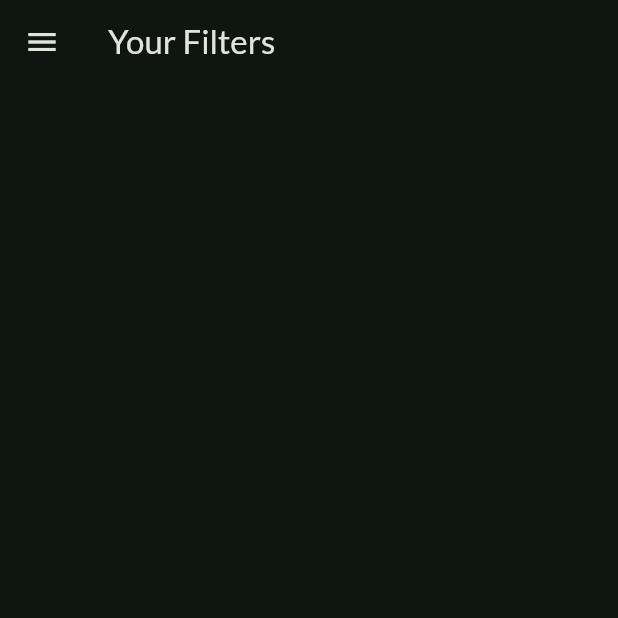
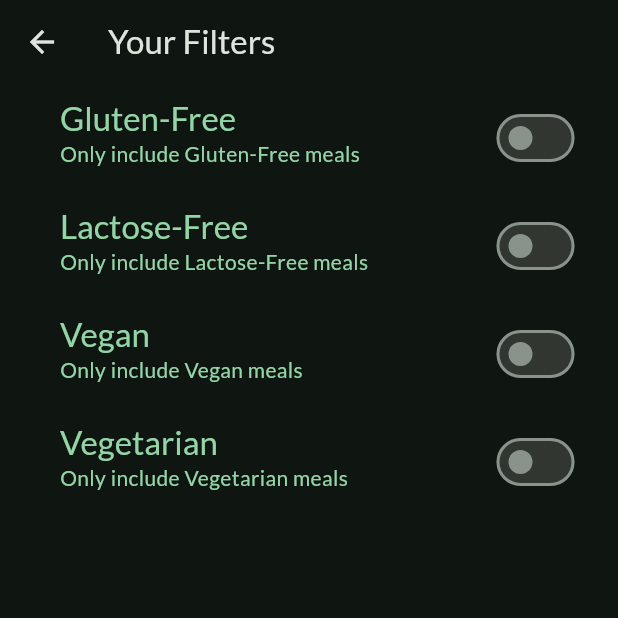
Before and after one commit to AbdelrahmanMasoudTaha/Meal-App, a Flutter app: the FiltersScreen screen opened directly, on a phone screen of 412 x 824 dp, the top half of it. Run offline on Flutter 3.47's test engine with Material 3 defaults, Android fonts, the phone set to English and light mode, and no system bars; our stand-ins replace google_fonts, transparent_image; missing offline and left inert: dart:ffi.

Commit message:
Start with filter screen

```diff
--- a/lib/main.dart
+++ b/lib/main.dart
@@ -18,7 +18,7 @@ class MyApp extends StatelessWidget {
       theme: ThemeData(
         colorScheme: ColorScheme.fromSeed(
             brightness: Brightness.dark,
-            seedColor: Color.fromARGB(255, 32, 207, 125)),
+            seedColor: const Color.fromARGB(255, 32, 207, 125)),
         textTheme: GoogleFonts.latoTextTheme(),
         useMaterial3: true,
       ),
--- a/lib/screens/filters_screen.dart
+++ b/lib/screens/filters_screen.dart
@@ -1,6 +1,4 @@
 import 'package:flutter/material.dart';
-import 'package:meal/screens/tabs_screen.dart';
-import 'package:meal/widgets/main_drawer.dart';
 
 class FiltersScreen extends StatefulWidget {
   const FiltersScreen({super.key});
@@ -9,25 +7,114 @@ class FiltersScreen extends StatefulWidget {
   State<FiltersScreen> createState() => _FiltersScreenState();
 }
 
+enum Filter {
+  isGlutenFree,
+  isLactoseFree,
+  isVegan,
+  isVegetarian,
+}
+
 class _FiltersScreenState extends State<FiltersScreen> {
+  bool _isGlutenFree = false;
+  bool _isLactoseFree = false;
+  bool _isVegan = false;
+  bool _isVegetarian = false;
   @override
   Widget build(BuildContext context) {
     return Scaffold(
       appBar: AppBar(
         title: const Text('Your Filters'),
       ),
-      drawer: MainDrawer(
-        onSelectScreen: (identfier) {
-          Navigator.of(context).pop();
-          if (identfier == 'meals') {
-            Navigator.of(context).pushReplacement(
-                MaterialPageRoute(builder: (ctx) => const TabsScreen()));
-          }
+      // drawer: MainDrawer(
+      //   onSelectScreen: (identfier) {
+      //     N
+      //     if (identfier == 'meals') {
+      //       Navigator.of(context).pushReplacement(
+      //           MaterialPageRoute(builder: (ctx) => const TabsScreen()));
+      //     }
+      //   },
+      // ),
+      body: WillPopScope(
+        onWillPop: () async {
+          Navigator.of(context).pop({
+            Filter.isGlutenFree: _isGlutenFree,
+            Filter.isLactoseFree: _isLactoseFree,
+            Filter.isVegan: _isVegan,
+            Filter.isVegetarian: _isVegetarian,
+          });
+          return false;
         },
-      ),
-      body: Column(
-        children: [],
+        child: Column(
+          children: [
+            custumSwitch(
+              context,
+              "Gluten-Free",
+              "Only include Gluten-Free meals",
+              _isGlutenFree,
+              (bool val) {
+                setState(() {
+                  _isGlutenFree = val;
+                });
+              },
+            ),
+            custumSwitch(
+              context,
+              "Lactose-Free",
+              "Only include Lactose-Free meals",
+              _isLactoseFree,
+              (bool val) {
+                setState(() {
+                  _isLactoseFree = val;
+                });
+              },
+            ),
+            custumSwitch(
+              context,
+              "Vegan",
+              "Only include Vegan meals",
+              _isVegan,
+              (bool val) {
+                setState(() {
+                  _isVegan = val;
+                });
+              },
+            ),
+            custumSwitch(
+              context,
+              "Vegetarian",
+              "Only include Vegetarian meals",
+              _isVegetarian,
+              (bool val) {
+                setState(() {
+                  _isVegetarian = val;
+                });
+              },
+            ),
+          ],
+        ),
       ),
     );
   }
+
+  SwitchListTile custumSwitch(BuildContext context, title, subtitle, value,
+      void Function(bool) onChanged) {
+    return SwitchListTile(
+      title: Text(
+        title,
+        style: Theme.of(context).textTheme.titleLarge!.copyWith(
+              color: Theme.of(context).colorScheme.primary,
+            ),
+      ),
+      subtitle: Text(
+        subtitle,
+        style: Theme.of(context).textTheme.bodyMedium!.copyWith(
+              color: Theme.of(context).colorScheme.primary,
+            ),
+      ),
+      contentPadding: const EdgeInsets.only(left: 40, right: 25),
+      activeColor: Theme.of(context).colorScheme.tertiary,
+      value: value,
+      onChanged: onChanged,
+    );
+  }
 }
```
Also changed, not shown: lib/screens/tabs_screen.dart (+16 -6 lines).
